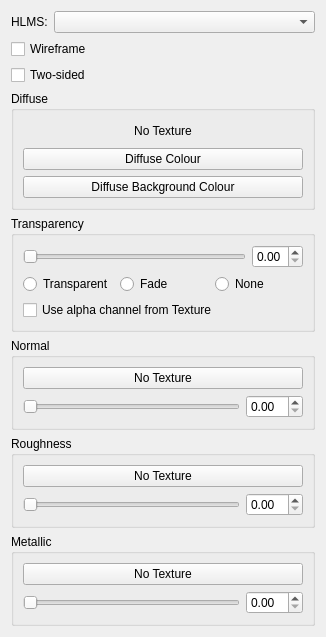
This is src/materialwidget.ui in chchwy/ogre-v2-mesh-viewer as Qt 5 draws it before an edit. The edited form follows.
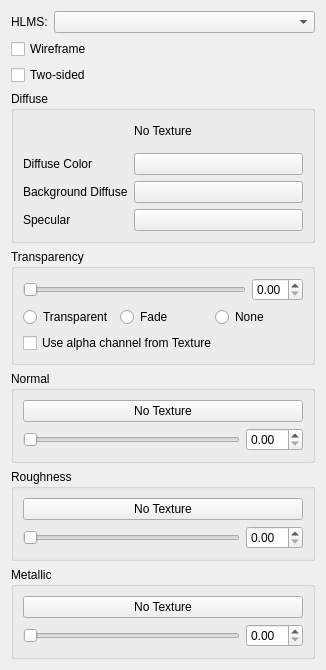
This is the edited form.

Commit message: [Material] Add specular color button

```diff
--- a/src/materialwidget.ui
+++ b/src/materialwidget.ui
@@ -74,18 +74,53 @@
        </widget>
       </item>
       <item>
+       <layout class="QFormLayout" name="formLayout">
+        <property name="topMargin">
+         <number>5</number>
+        </property>
+        <item row="0" column="1">
        <widget class="QPushButton" name="diffuseColorButton">
         <property name="text">
-         <string>Diffuse Colour</string>
+           <string/>
         </property>
        </widget>
       </item>
-      <item>
+        <item row="1" column="1">
        <widget class="QPushButton" name="diffuseBgColorButton">
         <property name="text">
-         <string>Diffuse Background Colour</string>
-        </property>
-       </widget>
+           <string/>
+          </property>
+         </widget>
+        </item>
+        <item row="0" column="0">
+         <widget class="QLabel" name="label_2">
+          <property name="text">
+           <string>Diffuse Color</string>
+          </property>
+         </widget>
+        </item>
+        <item row="1" column="0">
+         <widget class="QLabel" name="label_3">
+          <property name="text">
+           <string>Background Diffuse</string>
+          </property>
+         </widget>
+        </item>
+        <item row="2" column="0">
+         <widget class="QLabel" name="label_4">
+          <property name="text">
+           <string>Specular</string>
+          </property>
+         </widget>
+        </item>
+        <item row="2" column="1">
+         <widget class="QPushButton" name="specularColorButton">
+          <property name="text">
+           <string/>
+          </property>
+         </widget>
+        </item>
+       </layout>
       </item>
      </layout>
     </widget>
```
Lines whose indentation alone changed are shown as unchanged. The commit also changes 2 other files.
